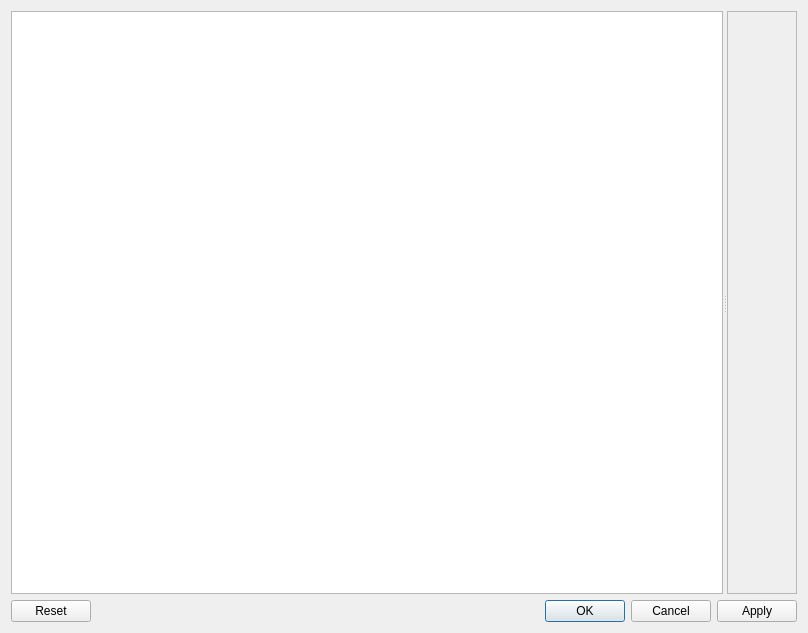
The window that src/plugins/optionsmanager/optionsdialog.ui (silvansky/Contacts) describes before a commit, drawn with Qt 5.
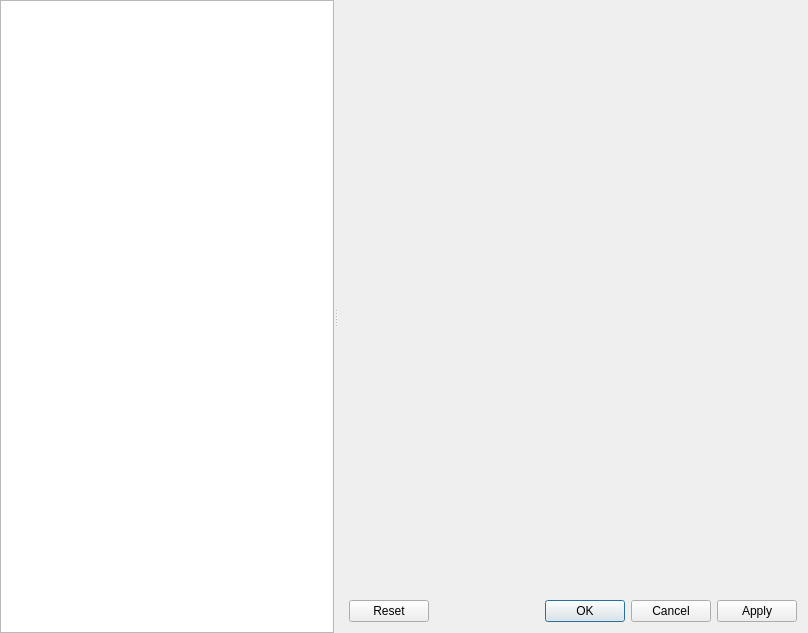
The same window after the commit.

The edit to the form file:
```diff
--- a/src/plugins/optionsmanager/optionsdialog.ui
+++ b/src/plugins/optionsmanager/optionsdialog.ui
@@ -23,6 +23,9 @@
    </size>
   </property>
   <layout class="QVBoxLayout" name="verticalLayout">
+   <property name="margin">
+    <number>0</number>
+   </property>
    <item>
     <widget class="QSplitter" name="sprSplitter">
      <property name="orientation">
@@ -36,7 +39,7 @@
        <set>QAbstractItemView::NoEditTriggers</set>
       </property>
       <property name="indentation">
-       <number>12</number>
+       <number>0</number>
       </property>
       <property name="rootIsDecorated">
        <bool>false</bool>
@@ -48,7 +51,13 @@
        <bool>false</bool>
       </attribute>
      </widget>
+     <widget class="QWidget" name="wdtRightWidget" native="true">
+      <layout class="QVBoxLayout" name="verticalLayout_2">
+       <item>
      <widget class="QScrollArea" name="scaScroll">
+         <property name="frameShape">
+          <enum>QFrame::NoFrame</enum>
+         </property>
       <property name="widgetResizable">
        <bool>true</bool>
       </property>
@@ -57,13 +66,12 @@
         <rect>
          <x>0</x>
          <y>0</y>
-         <width>57</width>
-         <height>580</height>
+            <width>326</width>
+            <height>584</height>
         </rect>
        </property>
       </widget>
      </widget>
-    </widget>
    </item>
    <item>
     <widget class="QDialogButtonBox" name="dbbButtons">
@@ -74,6 +82,10 @@
    </item>
   </layout>
  </widget>
+    </widget>
+   </item>
+  </layout>
+ </widget>
  <layoutdefault spacing="6" margin="11"/>
  <tabstops>
   <tabstop>trvNodes</tabstop>
```
Left out of the diff: 1 changed line with no effect on the pictures. Lines whose indentation alone changed are shown as unchanged.
